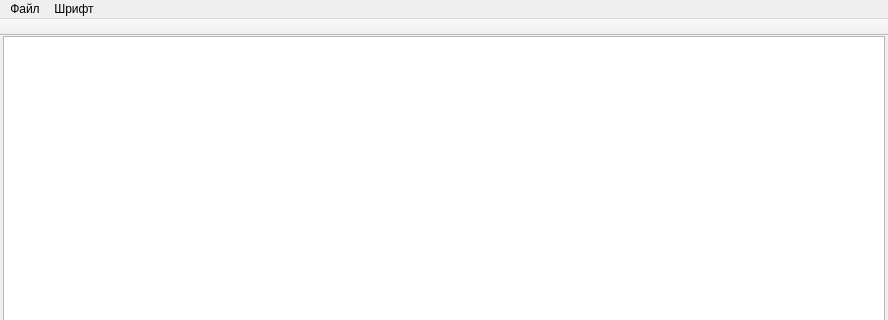
Before: the Qt Designer form TextEditor/mainwindow.ui in Recreatorms/TextEditor, drawn with Qt 5; both pictures show x 0 to 888 and y 0 to 320 of the 888 by 564 pixel window.
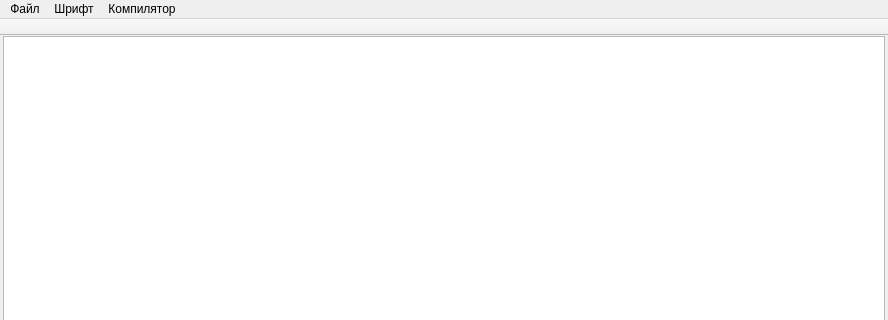
After: the same form once the commit is applied.

```diff
--- a/TextEditor/mainwindow.ui
+++ b/TextEditor/mainwindow.ui
@@ -57,7 +57,7 @@
      <x>0</x>
      <y>0</y>
      <width>888</width>
-     <height>21</height>
+     <height>20</height>
     </rect>
    </property>
    <widget class="QMenu" name="Font">
@@ -80,8 +80,14 @@
     <addaction name="saveFile"/>
     <addaction name="saveNowFile"/>
    </widget>
+   <widget class="QMenu" name="Compiler">
+    <property name="title">
+     <string>Компилятор</string>
+    </property>
+   </widget>
    <addaction name="File"/>
    <addaction name="Font"/>
+   <addaction name="Compiler"/>
   </widget>
   <widget class="QToolBar" name="mainToolBar">
    <property name="movable">
```
Left out of the diff: 11 changed lines with no effect on the pictures.
